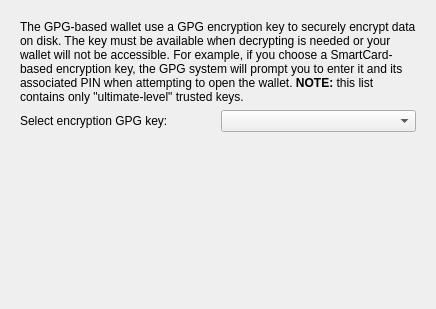
KDE/kwallet, file src/runtime/ksecretd/kwalletwizardpagegpgkey.ui: the form before one commit.
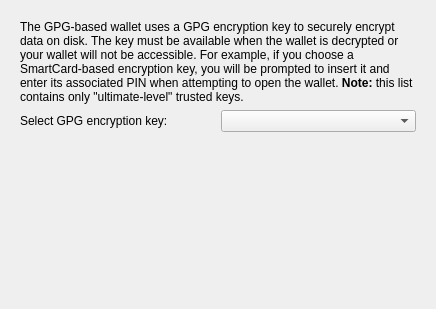
The form after the commit.

Commit message:
Improve new wallet onboarding
If no suitable GPG keys are found, provide clear instructions for creating one or use Blowfish encryption instead. Add a reload button to the list of GPG keys for after one is created.

The edit to the form file:
```diff
--- a/src/runtime/ksecretd/kwalletwizardpagegpgkey.ui
+++ b/src/runtime/ksecretd/kwalletwizardpagegpgkey.ui
@@ -21,7 +21,7 @@
        <item>
         <widget class="QLabel" name="label_3">
          <property name="text">
-          <string>&lt;html&gt;&lt;head/&gt;&lt;body&gt;&lt;p&gt;The GPG-based wallet use a GPG encryption key to securely encrypt data on disk. The key must be available when decrypting is needed or your wallet will not be accessible. For example, if you choose a SmartCard-based encryption key, the GPG system will prompt you to enter it and its associated PIN when attempting to open the wallet. &lt;span style=&quot; font-weight:600;&quot;&gt;NOTE:&lt;/span&gt; this list contains only &amp;quot;ultimate-level&amp;quot; trusted keys.&lt;/p&gt;&lt;/body&gt;&lt;/html&gt;</string>
+          <string>&lt;html&gt;&lt;head/&gt;&lt;body&gt;&lt;p&gt;The GPG-based wallet uses a GPG encryption key to securely encrypt data on disk. The key must be available when the wallet is decrypted or your wallet will not be accessible. For example, if you choose a SmartCard-based encryption key, you will be prompted to insert it and enter its associated PIN when attempting to open the wallet. &lt;span style=&quot; font-weight:600;&quot;&gt;Note:&lt;/span&gt; this list contains only &amp;quot;ultimate-level&amp;quot; trusted keys.&lt;/p&gt;&lt;/body&gt;&lt;/html&gt;</string>
          </property>
          <property name="textFormat">
           <enum>Qt::AutoText</enum>
@@ -39,7 +39,7 @@
             <bool>true</bool>
            </property>
            <property name="text">
-            <string>Select encryption GPG key:</string>
+            <string>Select GPG encryption key:</string>
            </property>
           </widget>
          </item>
```
Left out of the diff: 2 changed lines with no effect on the pictures. The commit also changes 10 other files.
